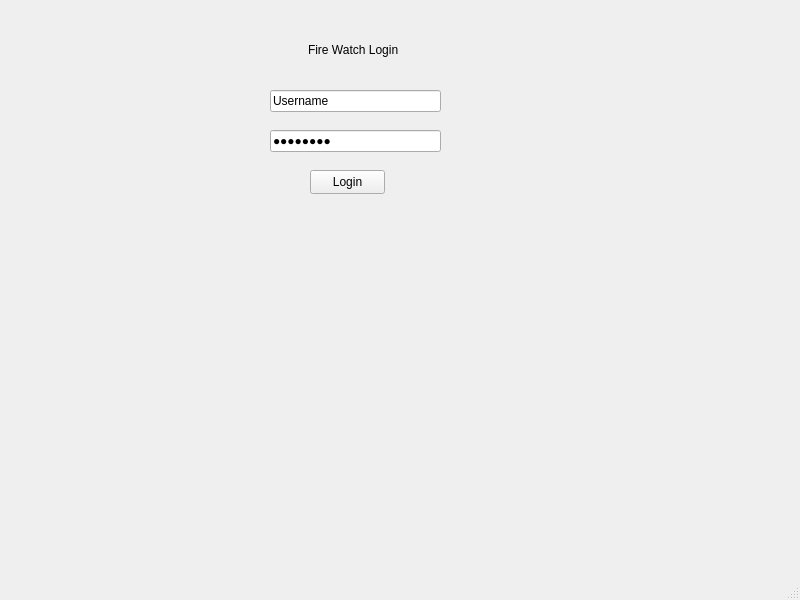
This is src/frontend/Fire-Watch-UI/mainwindow.ui in Juniusketter/Fire-Watch-App as Qt 5 draws it before an edit. The edited form follows.
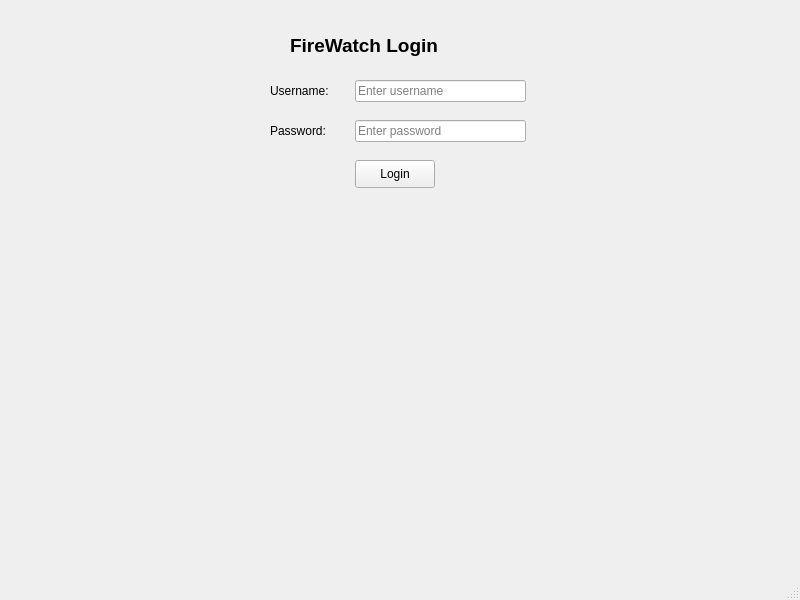
This is the edited form.

```diff
--- a/src/frontend/Fire-Watch-UI/mainwindow.ui
+++ b/src/frontend/Fire-Watch-UI/mainwindow.ui
@@ -17,52 +17,84 @@
    <widget class="QLabel" name="label">
     <property name="geometry">
      <rect>
-      <x>308</x>
-      <y>40</y>
-      <width>91</width>
-      <height>20</height>
+      <x>290</x>
+      <y>30</y>
+      <width>220</width>
+      <height>30</height>
      </rect>
     </property>
     <property name="text">
-     <string>Fire Watch Login</string>
+     <string>FireWatch Login</string>
     </property>
+    <property name="font">
+     <font>
+      <pointsize>14</pointsize>
+      <bold>true</bold>
+     </font>
+    </property>
    </widget>
-   <widget class="QLineEdit" name="usernameLineEdit">
+   <widget class="QLabel" name="labelUsername">
     <property name="geometry">
      <rect>
       <x>270</x>
-      <y>90</y>
-      <width>171</width>
+      <y>80</y>
+      <width>80</width>
       <height>22</height>
      </rect>
     </property>
     <property name="text">
-     <string>Username</string>
+     <string>Username:</string>
     </property>
    </widget>
    <widget class="QLineEdit" name="passwordLineEdit">
     <property name="geometry">
      <rect>
-      <x>270</x>
-      <y>130</y>
+      <x>355</x>
+      <y>80</y>
       <width>171</width>
       <height>22</height>
      </rect>
     </property>
+    <property name="placeholderText">
+     <string>Enter username</string>
+    </property>
+   </widget>
+   <widget class="QLabel" name="labelPassword">
+    <property name="geometry">
+     <rect>
+      <x>270</x>
+      <y>120</y>
+      <width>80</width>
+      <height>22</height>
+     </rect>
+    </property>
     <property name="text">
-     <string>Password</string>
+     <string>Password:</string>
+    </property>
+   </widget>
+   <widget class="QLineEdit" name="lineEditPassword">
+    <property name="geometry">
+     <rect>
+      <x>355</x>
+      <y>120</y>
+      <width>171</width>
+      <height>22</height>
+     </rect>
     </property>
     <property name="echoMode">
      <enum>QLineEdit::EchoMode::Password</enum>
     </property>
+    <property name="placeholderText">
+     <string>Enter password</string>
+    </property>
    </widget>
    <widget class="QPushButton" name="loginButton">
     <property name="geometry">
      <rect>
-      <x>310</x>
-      <y>170</y>
-      <width>75</width>
-      <height>24</height>
+      <x>355</x>
+      <y>160</y>
+      <width>80</width>
+      <height>28</height>
      </rect>
     </property>
     <property name="text">
```
Left out of the diff: 22 changed lines with no effect on the pictures.
